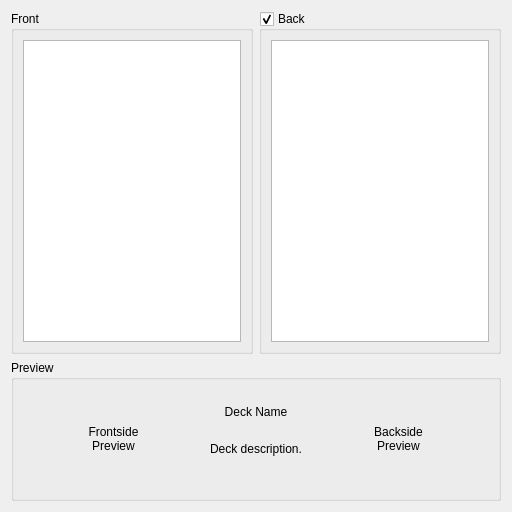
Before: the Qt Designer form lskat/src/fromlibkdegames/kgamecardselector.ui in jsj2008/kdegames, drawn with Qt 5.
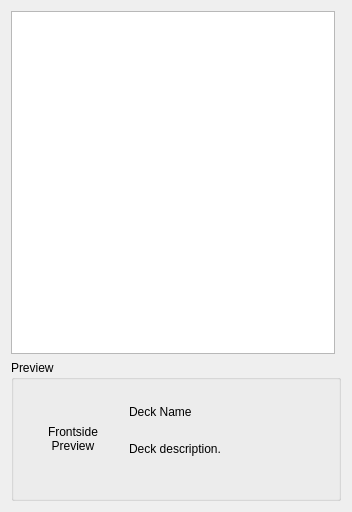
After: the same form once the commit is applied.

Commit message:
Remove support for loading separate card backs from LSkat.
With this functionality gone from LSkat, we can now safely get rid of
the libkdegames/carddecks/decks directory.

The edit to the form file:
```diff
--- a/lskat/src/fromlibkdegames/kgamecardselector.ui
+++ b/lskat/src/fromlibkdegames/kgamecardselector.ui
@@ -1,11 +1,11 @@
 <ui version="4.0" >
  <class>KGameCardSelectorBase</class>
- <widget class="QWidget" name="KGameCardSelectorBase" >
-  <property name="geometry" >
+ <widget class="QWidget" name="KGameCardSelectorBase">
+  <property name="geometry">
    <rect>
     <x>0</x>
     <y>0</y>
-    <width>512</width>
+    <width>344</width>
     <height>512</height>
    </rect>
   </property>
@@ -15,145 +15,28 @@
     <verstretch>0</verstretch>
    </sizepolicy>
   </property>
-  <layout class="QGridLayout" name="gridLayout_2" >
-   <item row="0" column="0" >
-    <widget class="QGroupBox" name="frontGroupBox" >
-     <property name="title" >
-      <string comment="Front side of a card" >Front</string>
-     </property>
-     <layout class="QVBoxLayout" name="verticalLayout_3" >
-      <item>
-       <widget class="QListWidget" name="frontList" >
-        <property name="showDropIndicator" stdset="0" >
-         <bool>false</bool>
-        </property>
-        <property name="alternatingRowColors" >
-         <bool>true</bool>
-        </property>
-        <property name="verticalScrollMode" >
-         <enum>QAbstractItemView::ScrollPerPixel</enum>
-        </property>
-        <property name="resizeMode" >
-         <enum>QListView::Adjust</enum>
-        </property>
-        <property name="spacing" >
-         <number>3</number>
-        </property>
-       </widget>
-      </item>
-     </layout>
-    </widget>
-   </item>
-   <item row="0" column="1" >
-    <widget class="QGroupBox" name="backGroupBox" >
-     <property name="title" >
-      <string comment="Back side of a card" >Back</string>
-     </property>
-     <property name="checkable" >
-      <bool>true</bool>
-     </property>
-     <layout class="QVBoxLayout" name="verticalLayout_4" >
-      <item>
-       <widget class="QListWidget" name="backList" >
-        <property name="alternatingRowColors" >
-         <bool>true</bool>
-        </property>
-        <property name="verticalScrollMode" >
-         <enum>QAbstractItemView::ScrollPerPixel</enum>
-        </property>
-        <property name="resizeMode" >
-         <enum>QListView::Adjust</enum>
-        </property>
-        <property name="spacing" >
-         <number>3</number>
-        </property>
-       </widget>
-      </item>
-     </layout>
-     <zorder>backList</zorder>
-     <zorder>frontGroupBox</zorder>
-    </widget>
-   </item>
-   <item row="1" column="0" colspan="2" >
-    <widget class="QGroupBox" name="groupBox" >
-     <property name="title" >
+  <layout class="QGridLayout" name="gridLayout_2">
+   <item row="1" column="0" colspan="2">
+    <widget class="QGroupBox" name="previerGroupBox">
+     <property name="title">
       <string>Preview</string>
      </property>
-     <layout class="QGridLayout" name="gridLayout" >
-      <item rowspan="2" row="0" column="0" >
-       <widget class="QLabel" name="frontPreview" >
-        <property name="sizePolicy" >
-         <sizepolicy vsizetype="Preferred" hsizetype="Preferred" >
-          <horstretch>1</horstretch>
-          <verstretch>0</verstretch>
-         </sizepolicy>
-        </property>
-        <property name="minimumSize" >
-         <size>
-          <width>100</width>
-          <height>100</height>
-         </size>
-        </property>
-        <property name="frameShape" >
-         <enum>QFrame::NoFrame</enum>
-        </property>
-        <property name="text" >
-         <string>Frontside
-Preview</string>
-        </property>
-        <property name="scaledContents" >
-         <bool>false</bool>
-        </property>
-        <property name="alignment" >
-         <set>Qt::AlignCenter</set>
-        </property>
-       </widget>
-      </item>
-      <item row="0" column="1" >
-       <widget class="QLabel" name="cardName" >
-        <property name="text" >
-         <string>Deck Name</string>
-        </property>
-        <property name="textFormat" >
-         <enum>Qt::RichText</enum>
-        </property>
-        <property name="alignment" >
-         <set>Qt::AlignCenter</set>
-        </property>
-       </widget>
-      </item>
-      <item rowspan="2" row="0" column="2" >
-       <widget class="QLabel" name="backPreview" >
-        <property name="sizePolicy" >
-         <sizepolicy vsizetype="Preferred" hsizetype="Preferred" >
-          <horstretch>1</horstretch>
-          <verstretch>0</verstretch>
-         </sizepolicy>
-        </property>
-        <property name="minimumSize" >
-         <size>
-          <width>100</width>
-          <height>100</height>
-         </size>
-        </property>
-        <property name="text" >
-         <string>Backside
-Preview</string>
-        </property>
-        <property name="alignment" >
-         <set>Qt::AlignCenter</set>
-        </property>
-       </widget>
-      </item>
-      <item row="1" column="1" >
-       <widget class="QLabel" name="cardDescription" >
-        <property name="sizePolicy" >
-         <sizepolicy vsizetype="Preferred" hsizetype="Preferred" >
+     <layout class="QGridLayout" name="gridLayout">
+      <item row="1" column="1">
+       <widget class="QLabel" name="cardDescription">
+        <property name="sizePolicy">
+         <sizepolicy hsizetype="Preferred" vsizetype="Preferred">
           <horstretch>0</horstretch>
           <verstretch>0</verstretch>
          </sizepolicy>
         </property>
-        <property name="text" >
+        <property name="minimumSize">
+         <size>
+          <width>200</width>
+          <height>0</height>
+         </size>
+        </property>
+        <property name="text">
          <string>Deck description.</string>
         </property>
         <property name="alignment" >
@@ -164,9 +47,70 @@
         </property>
        </widget>
       </item>
+      <item row="0" column="1">
+       <widget class="QLabel" name="cardName">
+        <property name="text">
+         <string>Deck Name</string>
+        </property>
+        <property name="textFormat">
+         <enum>Qt::RichText</enum>
+        </property>
+        <property name="alignment">
+         <set>Qt::AlignLeading|Qt::AlignLeft|Qt::AlignVCenter</set>
+        </property>
+       </widget>
+      </item>
+      <item row="0" column="0" rowspan="2">
+       <widget class="QLabel" name="previewImage">
+        <property name="sizePolicy">
+         <sizepolicy hsizetype="Preferred" vsizetype="Preferred">
+          <horstretch>1</horstretch>
+          <verstretch>0</verstretch>
+         </sizepolicy>
+        </property>
+        <property name="minimumSize">
+         <size>
+          <width>100</width>
+          <height>100</height>
+         </size>
+        </property>
+        <property name="frameShape">
+         <enum>QFrame::NoFrame</enum>
+        </property>
+        <property name="text">
+         <string>Frontside
+Preview</string>
+        </property>
+        <property name="scaledContents">
+         <bool>false</bool>
+        </property>
+        <property name="alignment">
+         <set>Qt::AlignCenter</set>
+        </property>
+       </widget>
+      </item>
      </layout>
     </widget>
    </item>
+   <item row="0" column="0">
+    <widget class="QListWidget" name="list">
+     <property name="showDropIndicator" stdset="0">
+      <bool>false</bool>
+     </property>
+     <property name="alternatingRowColors">
+      <bool>true</bool>
+     </property>
+     <property name="verticalScrollMode">
+      <enum>QAbstractItemView::ScrollPerPixel</enum>
+     </property>
+     <property name="resizeMode">
+      <enum>QListView::Adjust</enum>
+     </property>
+     <property name="spacing">
+      <number>3</number>
+     </property>
+    </widget>
+   </item>
   </layout>
  </widget>
  <resources/>
```
Left out of the diff: 11 changed lines with no effect on the pictures. The commit also changes 12 other files.
